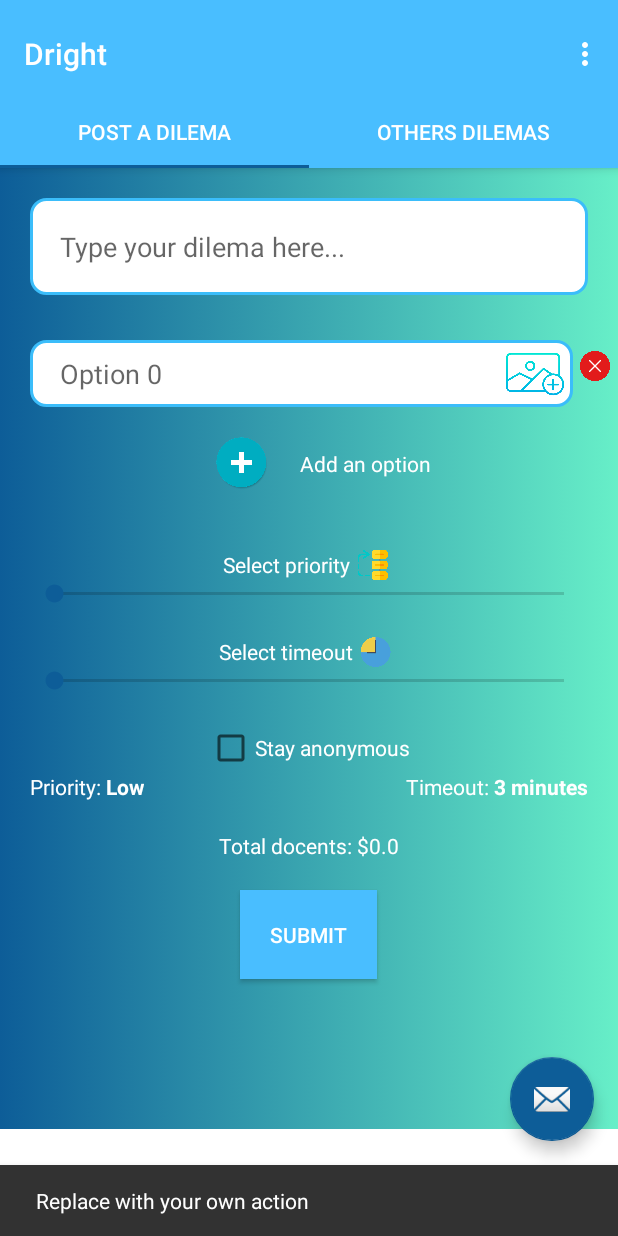
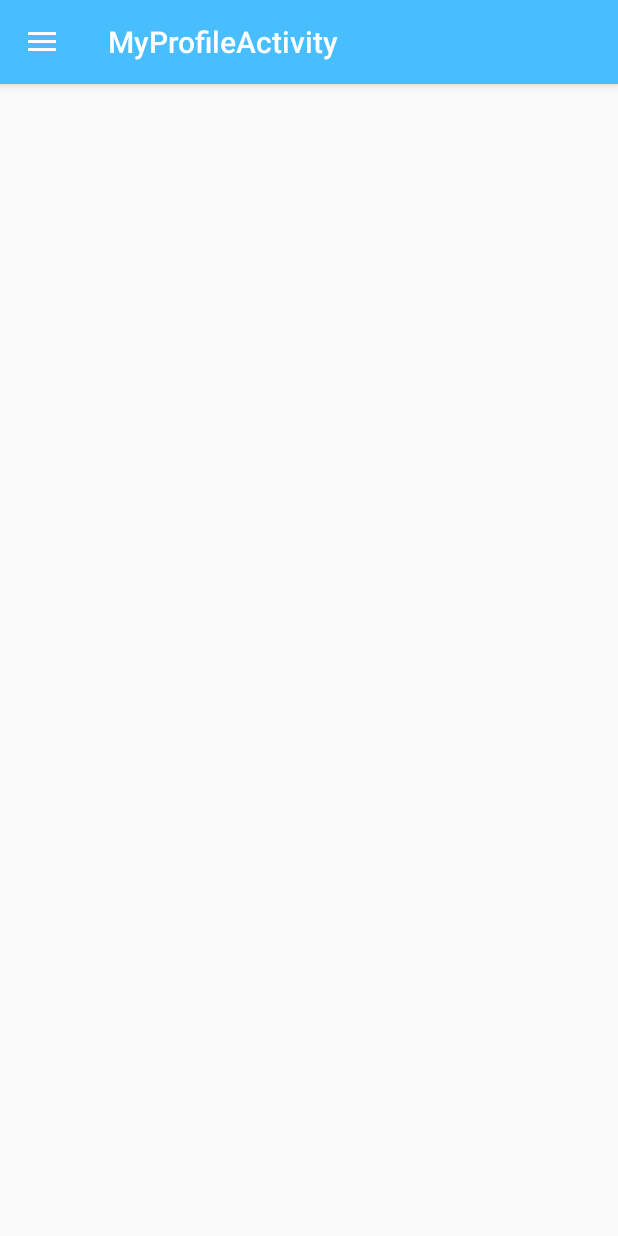
Before and after one commit to donat-imeri/dright, an Android app: the screen it shows after launch once a user with an empty profile is signed in (DecisionsAcitivity before the commit, MyProfileActivity after it), after a tap on an icon or button, on a phone screen of 412 x 824 dp. Run offline under Robolectric (Android 15) with nearby library versions, the phone set to English and light mode, and no system bars; our stand-ins replace Firebase (no records; nobody signed in at launch, a user with empty details on screens opened directly), data binding; 1 statement that could not run was skipped.

Commit message:
Design and functionality changed on DecisionActivity

```diff
--- a/app/src/main/java/com/dright/DecisionsAcitivity.java
+++ b/app/src/main/java/com/dright/DecisionsAcitivity.java
@@ -1,5 +1,6 @@
 package com.dright;
 
+import android.content.Intent;
 import android.support.design.widget.TabLayout;
 import android.support.design.widget.FloatingActionButton;
 import android.support.design.widget.Snackbar;
@@ -62,6 +63,7 @@ public class DecisionsAcitivity extends AppCompatActivity {
         fab.setOnClickListener(new View.OnClickListener() {
             @Override
             public void onClick(View view) {
+                openProfileActivity();
                 Snackbar.make(view, "Replace with your own action", Snackbar.LENGTH_LONG)
                         .setAction("Action", null).show();
             }
@@ -72,7 +74,7 @@ public class DecisionsAcitivity extends AppCompatActivity {
     @Override
     public void onBackPressed() {
         super.onBackPressed();
-        System.exit(0);
+        System.exit(1);
     }
 
     @Override
@@ -91,7 +93,7 @@ public class DecisionsAcitivity extends AppCompatActivity {
 
         //noinspection SimplifiableIfStatement
         if (id == R.id.action_settings) {
-            return true;
+            openProfileActivity();
         }
         else if(id==R.id.action_signout){
             FirebaseAuth.getInstance().signOut();
@@ -99,6 +101,11 @@ public class DecisionsAcitivity extends AppCompatActivity {
         }
 
         return super.onOptionsItemSelected(item);
+    }
+
+    public  void openProfileActivity(){
+        Intent profileIntent=new Intent(DecisionsAcitivity.this, MyProfileActivity.class);
+        startActivity(profileIntent);
     }
 
     /**
--- a/app/src/main/res/drawable/rounded_border_edittext.xml
+++ b/app/src/main/res/drawable/rounded_border_edittext.xml
@@ -1,7 +1,7 @@
 <selector xmlns:android="http://schemas.android.com/apk/res/android">
     <item>
         <shape android:shape="rectangle">
-            <solid android:color="#ffffff"/>
+            <solid android:color="@color/colorPrimary"/>
             <corners android:radius="10dp" />
             <stroke
                 android:width="2dp"
--- a/app/src/main/res/layout/activity_decisions.xml
+++ b/app/src/main/res/layout/activity_decisions.xml
@@ -15,6 +15,7 @@
         android:paddingTop="@dimen/appbar_padding_top"
         android:theme="@style/AppTheme.AppBarOverlay">
 
+        <!--
         <android.support.v7.widget.Toolbar
             android:id="@+id/toolbar"
             android:layout_width="match_parent"
@@ -26,6 +27,7 @@
             app:title="@string/app_name">
 
         </android.support.v7.widget.Toolbar>
+        -->
 
         <android.support.design.widget.TabLayout
             android:id="@+id/tabs"
@@ -57,9 +59,9 @@
     <android.support.design.widget.FloatingActionButton
         android:id="@+id/fab"
         android:layout_width="wrap_content"
-        android:layout_height="wrap_content"
+        android:layout_height="61dp"
         android:layout_gravity="end|bottom"
         android:layout_margin="@dimen/fab_margin"
-        app:srcCompat="@android:drawable/ic_dialog_email" />
+        app:srcCompat="@drawable/profile" />
 
 </android.support.design.widget.CoordinatorLayout>
--- a/app/src/main/res/layout/my_decision_tab.xml
+++ b/app/src/main/res/layout/my_decision_tab.xml
@@ -10,9 +10,7 @@
         android:layout_width="match_parent"
         android:layout_height="wrap_content"
         android:orientation="vertical"
-        android:gravity="center"
-        android:background="@drawable/gradient_background"
-        >
+        android:gravity="center">
 
         <EditText
             android:id="@+id/txt_dilema_description"
@@ -20,6 +18,8 @@
             android:layout_height="wrap_content"
             android:hint="Type your dilema here..."
             android:background="@drawable/rounded_border_edittext"
+            android:textColor="@color/colorWhite"
+            android:textColorHint="@color/solidCircle"
             android:layout_margin="20dp"
             android:padding="20dp"/>
 
@@ -46,8 +46,7 @@
             <TextView
                 android:layout_width="wrap_content"
                 android:layout_height="wrap_content"
-                android:text="Add an option"
-                android:textColor="@color/colorWhite"/>
+                android:text="Add an option" />
 
         </LinearLayout>
 
@@ -62,7 +61,7 @@
                 android:layout_width="wrap_content"
                 android:layout_height="wrap_content"
                 android:text="Select priority"
-                android:textColor="@color/colorWhite"/>
+                android:textColor="@color/colorPrimaryDark"/>
 
             <ImageView
                 android:layout_width="30sp"
@@ -93,7 +92,7 @@
             android:layout_width="wrap_content"
             android:layout_height="wrap_content"
             android:text="Select timeout"
-            android:textColor="@color/colorWhite"/>
+            android:textColor="@color/colorPrimaryDark"/>
 
         <ImageView
             android:layout_width="30sp"
@@ -117,12 +116,14 @@
             android:layout_height="wrap_content"
             android:text="Stay anonymous"
             android:layout_marginTop="20dp"
-            android:textColor="@color/colorWhite"/>
+            android:textColor="@color/colorPrimaryDark"/>
 
         <android.support.constraint.ConstraintLayout
             android:layout_width="match_parent"
             android:layout_height="wrap_content"
-            xmlns:app="http://schemas.android.com/apk/res-auto">
+            xmlns:app="http://schemas.android.com/apk/res-auto"
+            android:background="@color/colorPrimary"
+            android:padding="20sp">
 
             <TextView
                 android:layout_marginLeft="20sp"
@@ -133,7 +134,7 @@
                 app:layout_constraintBottom_toBottomOf="parent"
                 app:layout_constraintLeft_toLeftOf="parent"
                 android:text="Priority: "
-                android:textColor="@color/colorWhite"/>
+                android:textColor="@color/colorPrimaryDark"/>
 
             <TextView
                 android:id="@+id/lbl_priority_value"
@@ -144,7 +145,7 @@
                 app:layout_constraintLeft_toRightOf="@id/lbl_priority_text"
                 android:text="Low"
                 android:textStyle="bold"
-                android:textColor="@color/colorWhite"/>
+                android:textColor="@color/colorPrimaryDark"/>
 
             <TextView
                 android:layout_width="wrap_content"
@@ -153,7 +154,7 @@
                 app:layout_constraintBottom_toBottomOf="parent"
                 app:layout_constraintRight_toLeftOf="@+id/lbl_timout_type"
                 android:text="Timeout: "
-                android:textColor="@color/colorWhite"/>
+                android:textColor="@color/colorPrimaryDark"/>
 
             <!--
             <EditText
@@ -177,7 +178,7 @@
                 android:text="3 minutes"
                 android:textStyle="bold"
                 android:layout_marginRight="20sp"
-                android:textColor="@color/colorWhite"
+                android:textColor="@color/colorPrimaryDark"
                 />
 
         </android.support.constraint.ConstraintLayout>
@@ -188,7 +189,7 @@
             android:layout_height="wrap_content"
             android:text="Total docents: $0.0"
             android:layout_marginTop="20dp"
-            android:textColor="@color/colorWhite"/>
+            android:textColor="@color/colorPrimaryDark"/>
 
         <Button
             android:id="@+id/btn_submit"
--- a/app/src/main/res/layout/options_layout.xml
+++ b/app/src/main/res/layout/options_layout.xml
@@ -10,6 +10,8 @@
         android:layout_width="match_parent"
         android:layout_height="wrap_content"
         android:background="@drawable/rounded_border_edittext"
+        android:textColor="@color/colorWhite"
+        android:textColorHint="@color/solidCircle"
         android:hint="New option"
         app:layout_constraintTop_toTopOf="parent"
         app:layout_constraintBottom_toBottomOf="parent"
@@ -25,7 +27,7 @@
         android:id="@+id/icon_insert_image"
         android:layout_width="40dp"
         android:layout_height="40dp"
-        android:src="@drawable/add_image"
+        android:src="@drawable/add_image_white"
         app:layout_constraintTop_toTopOf="@id/txt_option_1"
         app:layout_constraintBottom_toBottomOf="@id/txt_option_1"
         app:layout_constraintRight_toRightOf="@id/txt_option_1"
```
Also changed, not shown: app/src/main/res/drawable/add.png (added), app/src/main/res/drawable/add1.png (added), app/src/main/res/drawable/add_image_white.png (added), app/src/main/res/drawable/profile.png (added), app/src/main/res/drawable/user.png (added).
